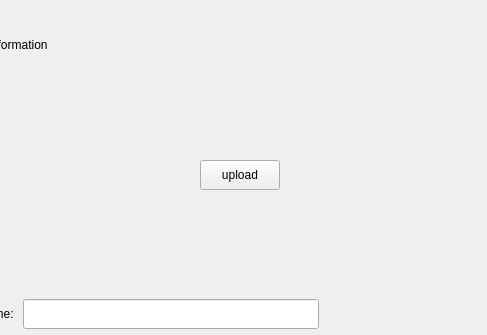
Qt form chatting-client/usersettingstackpage.ui (Liupeter01/Distributed-Instant-Messaging-System-Development) before a commit; both pictures show x 213 to 700 and y 0 to 335 of the 700 by 700 pixel window.
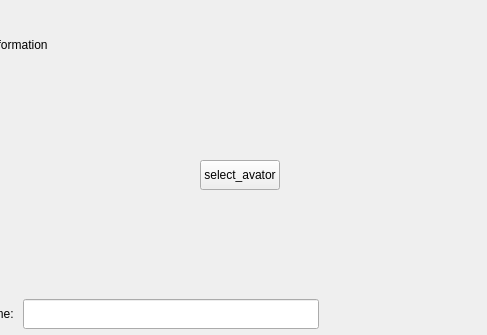
The same form after that commit.

Commit message: 1.[MODIFY]:modify upload avator to select new avator to make name clear to the user 2.[ADD]:addgetcropperimage static interface to deploy image cropper dialog

```diff
--- a/chatting-client/usersettingstackpage.ui
+++ b/chatting-client/usersettingstackpage.ui
@@ -110,7 +110,7 @@
             </size>
            </property>
            <property name="text">
-            <string>upload</string>
+            <string>select_avator</string>
            </property>
           </widget>
          </item>
```
Left out of the diff: 2 changed lines with no effect on the pictures. The commit also changes 2 other files.
